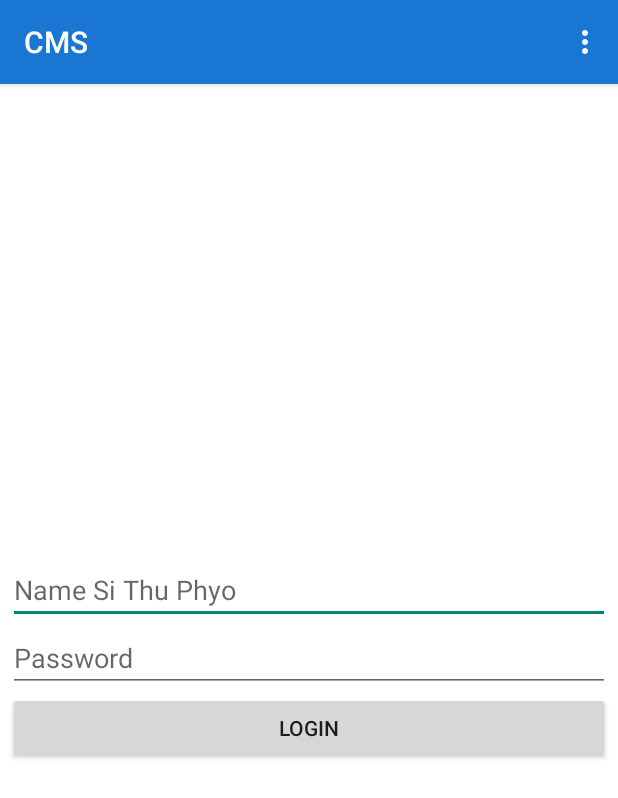
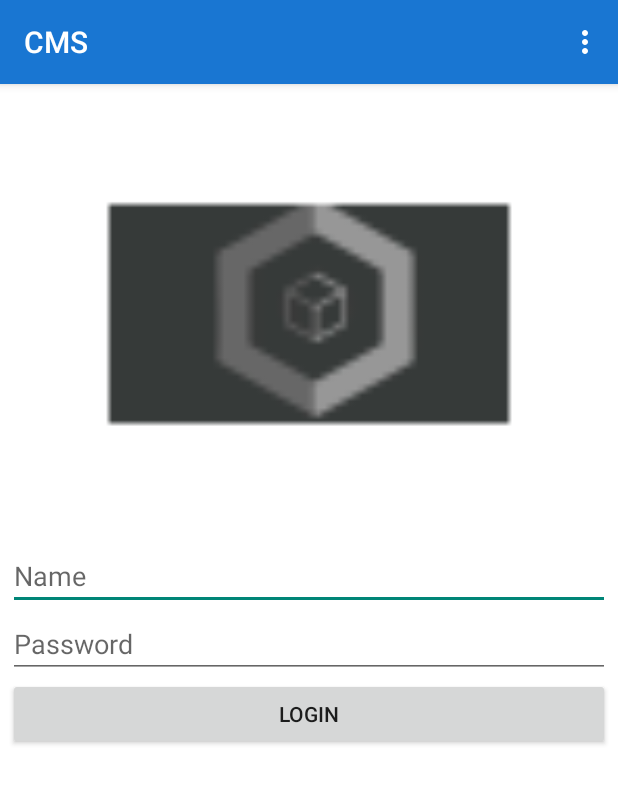
Before and after one commit to sithuphyo88/cms, an Android app: the screen it shows after launch (LoginActivity), on a phone screen of 412 x 824 dp. Shown: the top 798 px of the screen. Run offline under Robolectric (Android 15) with nearby library versions, the phone set to English and light mode, and no system bars.

Commit message:
firstly initialize committed

```diff
--- a/app/src/main/res/layout/activity_login.xml
+++ b/app/src/main/res/layout/activity_login.xml
@@ -2,35 +2,41 @@
     xmlns:tools="http://schemas.android.com/tools" android:layout_width="match_parent"
     android:layout_height="match_parent"
     android:background="@color/home_back_color"
-    tools:context=".view.MenuActivity"
-    android:padding="@dimen/page_padding">
+    android:padding="@dimen/page_padding"
+    tools:context=".view.MenuActivity">
 
     <LinearLayout
-        android:orientation="vertical"
         android:layout_width="match_parent"
         android:layout_height="match_parent"
         android:layout_centerInParent="true"
-        android:gravity="center_vertical">
+        android:gravity="top"
+        android:orientation="vertical">
+
+        <ImageView
+            android:layout_width="match_parent"
+            android:layout_height="300dp"
+            android:layout_gravity="top"
+            android:src="@mipmap/ic_logo" />
 
         <EditText
+            android:id="@+id/txtUserName"
             android:layout_width="match_parent"
             android:layout_height="wrap_content"
-            android:inputType="textPersonName"
-            android:hint="Name Si Thu Phyo"
-            android:id="@+id/txtUserName" />
+            android:hint="Name"
+            android:inputType="textPersonName" />
 
         <EditText
+            android:id="@+id/txtPassword"
             android:layout_width="match_parent"
             android:layout_height="wrap_content"
-            android:inputType="textPassword"
             android:hint="Password"
-            android:id="@+id/txtPassword" />
+            android:inputType="textPassword" />
 
         <Button
+            android:id="@+id/butLogin"
             android:layout_width="match_parent"
             android:layout_height="wrap_content"
-            android:text="Login"
-            android:id="@+id/butLogin"
-            android:layout_gravity="center_horizontal" />
+            android:layout_gravity="center_horizontal"
+            android:text="Login" />
     </LinearLayout>
 </RelativeLayout>
```
Also changed, not shown: app/src/main/ic_logo-web.png, app/src/main/res/mipmap-hdpi/ic_logo.png, app/src/main/res/mipmap-mdpi/ic_logo.png, app/src/main/res/mipmap-xhdpi/ic_logo.png, app/src/main/res/mipmap-xxhdpi/ic_logo.png, app/src/main/res/mipmap-xxxhdpi/ic_logo.png.
